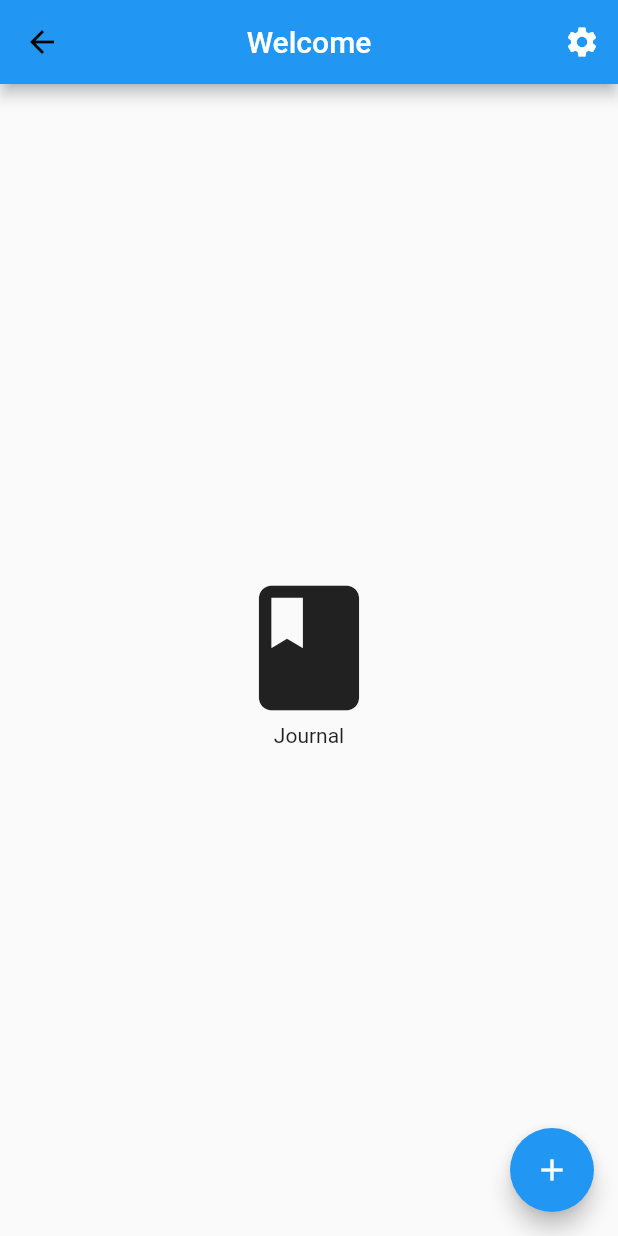
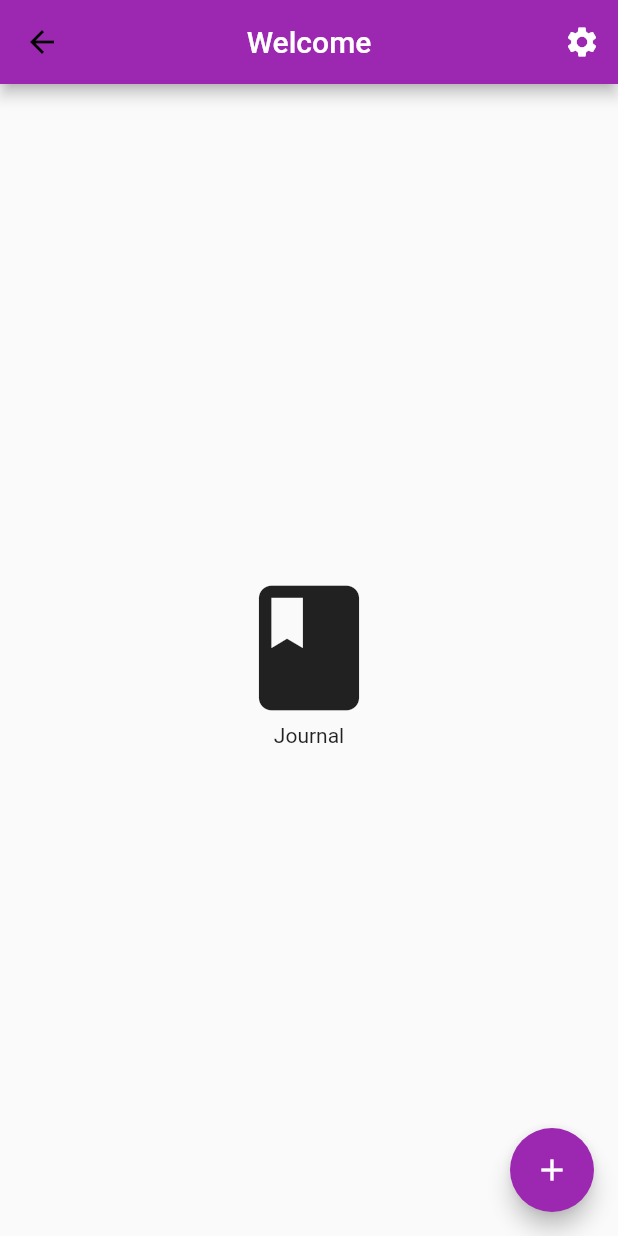
Before and after one commit to pstumbaugh/journalNew, a Flutter app: the screen it shows after launch, on a phone screen of 412 x 824 dp. Run offline on Flutter 3.47's test engine with Material 2 defaults, Android fonts, the phone set to English and light mode, and no system bars; our stand-ins replace shared_preferences, sqflite; accounts and stored records are empty.

```diff
--- a/journal2/lib/app.dart
+++ b/journal2/lib/app.dart
@@ -26,14 +26,14 @@ class _MyAppState extends State<MyApp> {
       debugShowCheckedModeBanner: false,
       title: 'Journal',
       theme: ThemeData(
-        primarySwatch: Colors.blue,
+        primarySwatch: Colors.purple,
         brightness: getTheme(),
       ),
       routes: routes,
     );
   }
 
-//change theme from dark to light visa versa dependent on preferences
+//change theme from dark to light visa versa
   void themeChange(state) {
     setState(() {
       widget.preferences.setBool(THEME, state);
--- a/journal2/lib/models/theme_data.dart
+++ b/journal2/lib/models/theme_data.dart
@@ -15,14 +15,13 @@ class ThemeModel {
 }
 
 class ThemeNotifier with ChangeNotifier {
-  ThemeData _themeData;
+  ThemeMode _themeData;
 
   ThemeNotifier(this._themeData);
 
   getTheme() => _themeData;
 
-  setTheme(ThemeData themeData) async {
-    _themeData = themeData;
+  setTheme(ThemeMode themeData) async {
     notifyListeners();
   }
 }
--- a/journal2/lib/widgets/journal_scaffold.dart
+++ b/journal2/lib/widgets/journal_scaffold.dart
@@ -1,5 +1,4 @@
 import 'package:flutter/material.dart';
-
 import '../imports.dart';
 
 class JournalScaffold extends StatefulWidget {
```
Also changed, not shown: journal2/pubspec.yaml (+4 -14 lines), journal2/assets/fonts/IndieFlower-Regular.ttf (added), journal2/assets/fonts/Raleway-Black.ttf (deleted), journal2/assets/fonts/Raleway-Bold.ttf (deleted), journal2/assets/fonts/Raleway-Regular.ttf (deleted), journal2/assets/fonts/RobotoCondensed-Bold.ttf (deleted), journal2/assets/fonts/RobotoCondensed-Italic.ttf (deleted), journal2/assets/fonts/RobotoCondensed-Light.ttf (deleted), journal2/assets/fonts/RobotoCondensed-Regular.ttf (deleted).
